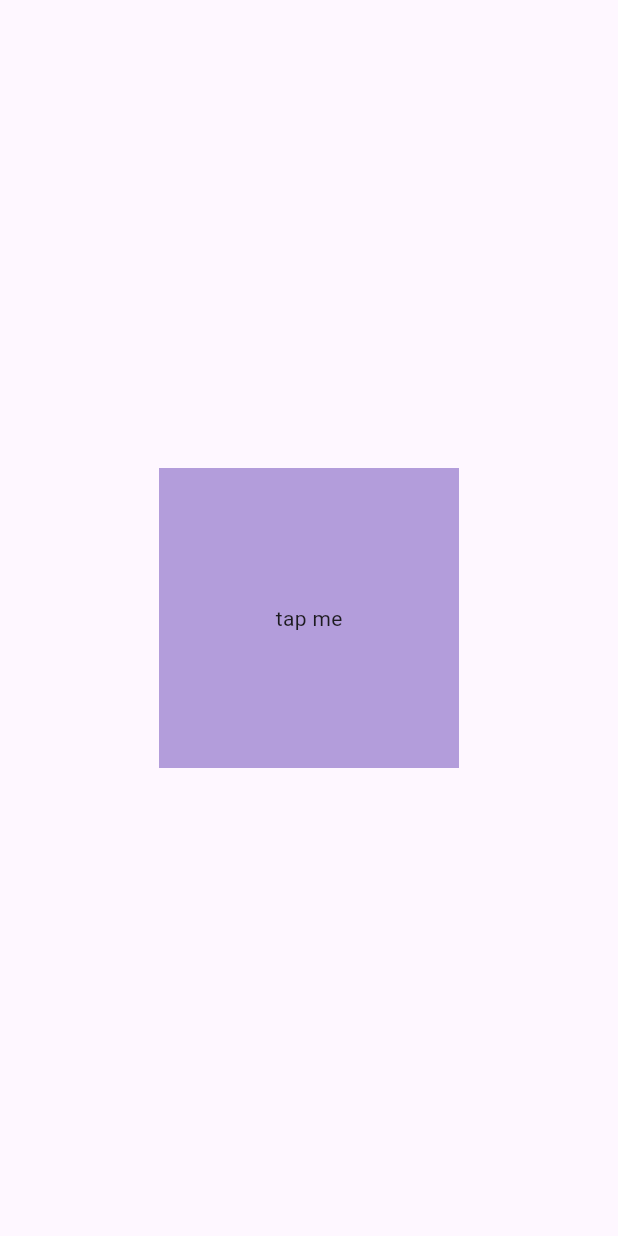
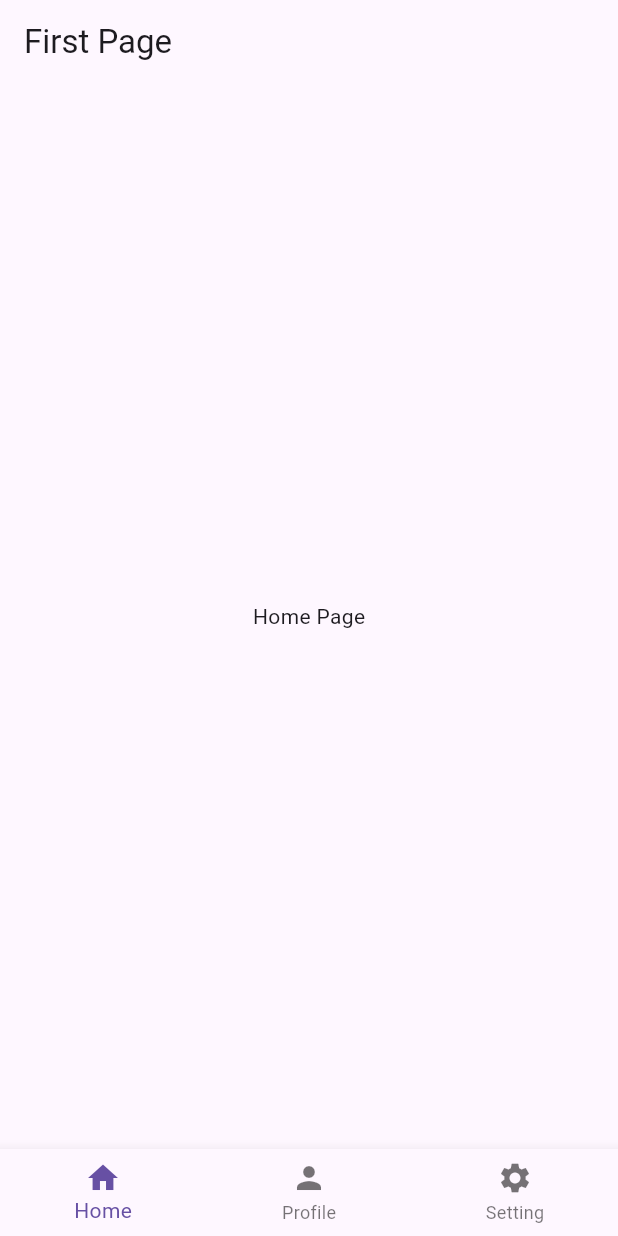
Before and after one commit to DaoNQ1408/learn-flutter, a Flutter app: the screen it shows after launch, on a phone screen of 412 x 824 dp. Run offline on Flutter 3.47's test engine with Material 3 defaults, Android fonts, the phone set to English and light mode, and no system bars.

Commit message:
navigate using Navigator, Drawer, BottomNagivationBar, and routes

```diff
--- a/nav_state_widget/lib/main.dart
+++ b/nav_state_widget/lib/main.dart
@@ -1,3 +1,6 @@
+import 'package:first_prj/pages/first_page.dart';
+import 'package:first_prj/pages/home_page.dart';
+import 'package:first_prj/pages/setting_page.dart';
 import 'package:flutter/material.dart';
 
 void main() {
@@ -17,45 +20,12 @@ class MyApp extends StatelessWidget {
   Widget build(BuildContext context) {
     return MaterialApp(
       debugShowCheckedModeBanner: false,
-      // home: Scaffold(
-      //   backgroundColor: Colors.deepPurple[200],
-      //   appBar: AppBar(
-      //     backgroundColor: Colors.deepPurple,
-      //     leading: Icon(Icons.menu),
-      //     actions: [IconButton(onPressed: () {}, icon: Icon(Icons.logout))],
-      //     title: Center(
-      //       child: Text(
-      //         "My App Bar",
-      //         style: TextStyle(
-      //           fontWeight: FontWeight.bold,
-      //           fontSize: 20,
-      //           color: Colors.white,
-      //         ),
-      //       ),
-      //     ),
-      //   ),
-      //   body: GridView.builder(
-      //     itemCount: 64,
-      //     gridDelegate:
-      //         // how many grid in each row
-      //         SliverGridDelegateWithFixedCrossAxisCount(crossAxisCount: 8),
-      //     itemBuilder: (context, index) =>
-      //         Container(color: Colors.deepOrange, margin: EdgeInsets.all(2)),
-      //   ),
-      // ),
-      home: Scaffold(
-        body: Center(
-          child: GestureDetector(
-            onTap: userTapped,
-            child: Container(
-              height: 200,
-              width: 200,
-              color: Colors.deepPurple[200],
-              child: Center(child: Text("tap me")),
-            ),
-          ),
-        ),
-      ),
+      home: FirstPage(),
+      routes: {
+        '/firstpage': (context) => FirstPage(),
+        '/home': (context) => HomePage(),
+        '/setting': (context) => SettingPage(),
+      },
     );
   }
 }
--- /dev/null
+++ b/nav_state_widget/lib/pages/first_page.dart
@@ -0,0 +1,90 @@
+import 'package:first_prj/pages/home_page.dart';
+import 'package:first_prj/pages/profile_page.dart';
+import 'package:first_prj/pages/setting_page.dart';
+import 'package:flutter/material.dart';
+
+class FirstPage extends StatefulWidget {
+  const FirstPage({super.key});
+
+  @override
+  State<FirstPage> createState() => _FirstPageState();
+}
+
+class _FirstPageState extends State<FirstPage> {
+  // keep track of the current page to display
+  int _selectedIndex = 0;
+
+  // method to update the new selected index
+  void _navigateBottomBar(int index) {
+    setState(() {
+      _selectedIndex = index;
+    });
+  }
+
+  final List _pages = [HomePage(), ProfilePage(), SettingPage()];
+
+  @override
+  Widget build(BuildContext context) {
+    return Scaffold(
+      appBar: AppBar(title: Text("First Page")),
+      body: _pages[_selectedIndex],
+      bottomNavigationBar: BottomNavigationBar(
+        currentIndex: _selectedIndex,
+        onTap: _navigateBottomBar,
+        items: [
+          // home
+          BottomNavigationBarItem(icon: Icon(Icons.home), label: 'Home'),
+          // profile
+          BottomNavigationBarItem(icon: Icon(Icons.person), label: 'Profile'),
+          // settings
+          BottomNavigationBarItem(icon: Icon(Icons.settings), label: 'Setting'),
+        ],
+      ),
+      // drawer: Drawer(
+      //   backgroundColor: Colors.red[200],
+      //   child: Column(
+      //     children: [
+      //       DrawerHeader(child: Icon(Icons.face, size: 48)),
+      //       ListTile(
+      //         leading: Icon(Icons.home),
+      //         title: Text("HOME"),
+      //         onTap: () {
+      //           Navigator.pop(context); // pop the drawer first
+      //           Navigator.pushNamed(context, '/home');
+      //         },
+      //       ),
+      //       ListTile(
+      //         leading: Icon(Icons.settings),
+      //         title: Text("SETTING"),
+      //         onTap: () {
+      //           Navigator.pop(context); // pop the drawer first
+      //           Navigator.pushNamed(context, '/setting');
+      //         },
+      //       ),
+      //       ListTile(
+      //         leading: Icon(Icons.pages),
+      //         title: Text("FIRST"),
+      //         onTap: () {
+      //           Navigator.pop(context); // pop the drawer first
+      //           Navigator.pushNamed(context, '/firstpage');
+      //         },
+      //       ),
+      //     ],
+      //   ),
+      // ),
+      // body: Center(
+      //   child: ElevatedButton(
+      //     child: Text("Go to second page"),
+      //     onPressed: () {
+      //       // navigation
+      //       // Navigator.push(
+      //       //   context,
+      //       //   MaterialPageRoute(builder: (context) => SecondPage()),
+      //       // );
+      //       Navigator.pushNamed(context, '/secondpage');
+      //     },
+      //   ),
+      // ),
+    );
+  }
+}
--- /dev/null
+++ b/nav_state_widget/lib/pages/home_page.dart
@@ -0,0 +1,56 @@
+import 'package:flutter/material.dart';
+
+class HomePage extends StatelessWidget {
+  const HomePage({super.key});
+
+  @override
+  Widget build(BuildContext context) {
+    return Scaffold(
+      body: Center(child: Text("Home Page")),
+      // appBar: AppBar(title: Text("Home Page")),
+      // bottomNavigationBar: BottomNavigationBar(
+      //   items: [
+      //     // home
+      //     BottomNavigationBarItem(icon: Icon(Icons.home), label: 'Home'),
+      //     // profile
+      //     BottomNavigationBarItem(icon: Icon(Icons.pages), label: 'First'),
+      //     // settings
+      //     BottomNavigationBarItem(icon: Icon(Icons.settings), label: 'Setting'),
+      //   ],
+      // ),
+
+      // drawer: Drawer(
+      //   backgroundColor: Colors.red[200],
+      //   child: Column(
+      //     children: [
+      //       DrawerHeader(child: Icon(Icons.face, size: 48)),
+      //       ListTile(
+      //         leading: Icon(Icons.home),
+      //         title: Text("HOME"),
+      //         onTap: () {
+      //           Navigator.pop(context); // pop the drawer first
+      //           Navigator.pushNamed(context, '/home');
+      //         },
+      //       ),
+      //       ListTile(
+      //         leading: Icon(Icons.settings),
+      //         title: Text("SETTING"),
+      //         onTap: () {
+      //           Navigator.pop(context); // pop the drawer first
+      //           Navigator.pushNamed(context, '/setting');
+      //         },
+      //       ),
+      //       ListTile(
+      //         leading: Icon(Icons.pages),
+      //         title: Text("FIRST"),
+      //         onTap: () {
+      //           Navigator.pop(context); // pop the drawer first
+      //           Navigator.pushNamed(context, '/firstpage');
+      //         },
+      //       ),
+      //     ],
+      //   ),
+      // ),
+    );
+  }
+}
```
Also changed, not shown: nav_state_widget/lib/pages/profile_page.dart (added, +10 -0 lines), nav_state_widget/lib/pages/setting_page.dart (added, +56 -0 lines).
